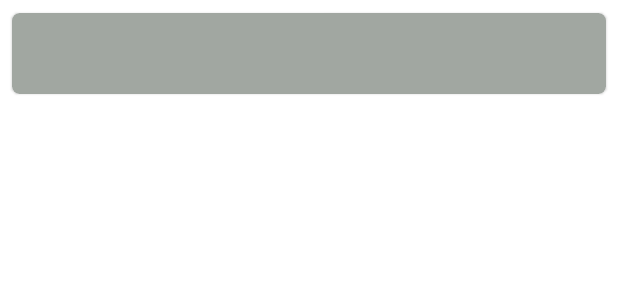
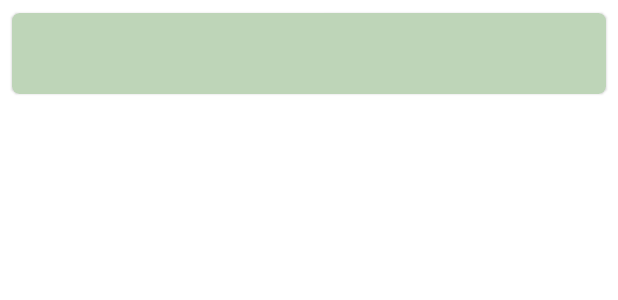
Before and after one commit to hgarciaalberto/GroupFilmManager, an Android app: the layout movie_list_item.xml on its own in the app's theme, with its tools: preview values and no code run, on a phone screen of 412 x 824 dp. Shown: the top 300 px of the screen. Run offline under Robolectric (Android 15) with nearby library versions, the phone set to English and light mode, and no system bars.

```diff
--- a/app/build.gradle
+++ b/app/build.gradle
@@ -14,7 +14,7 @@ android {
         minSdkVersion project.minSdkVersion
         targetSdkVersion project.targetSdkVersion
         versionCode 1
-        versionName "0.0.1"
+        versionName "0.1.0"
         testInstrumentationRunner "androidx.test.runner.AndroidJUnitRunner"
     }
 
--- a/app/src/main/java/com/ahgitdevelopment/groupfilmmanager/base/BaseApplication.kt
+++ b/app/src/main/java/com/ahgitdevelopment/groupfilmmanager/base/BaseApplication.kt
@@ -7,7 +7,10 @@ import com.ahgitdevelopment.groupfilmmanager.di.DaggerApplicationComponent
 import com.ahgitdevelopment.groupfilmmanager.di.SharedPreferencesModule
 import javax.inject.Inject
 
+
 class BaseApplication : Application() {
+
+    private val TAG = "BaseApplication"
 
     // Instance of the AppComponent that will be used by all the Activities in the project
     private val appComponent: ApplicationComponent by lazy {
--- a/app/src/main/java/com/ahgitdevelopment/groupfilmmanager/ui/moviemanger/ui/addmovie/AddMovieViewModel.kt
+++ b/app/src/main/java/com/ahgitdevelopment/groupfilmmanager/ui/moviemanger/ui/addmovie/AddMovieViewModel.kt
@@ -9,6 +9,7 @@ import com.ahgitdevelopment.groupfilmmanager.common.SingleLiveEvent
 import com.ahgitdevelopment.groupfilmmanager.data.Movie
 import com.ahgitdevelopment.groupfilmmanager.firebase.FirestoreRepository
 import kotlinx.coroutines.launch
+import java.util.*
 
 class AddMovieViewModel(application: Application) : AndroidViewModel(application) {
 
@@ -25,7 +26,7 @@ class AddMovieViewModel(application: Application) : AndroidViewModel(application
 
             if (!movieName.value.isNullOrBlank()) {
                 Movie().apply {
-                    this.name = movieName.value?.trim() ?: ""
+                    this.name = movieName.value?.trim()?.toUpperCase(Locale.getDefault()) ?: ""
                     this.description1 = movieDescription1.value?.trim() ?: ""
                     this.description2 = movieDescription2.value?.trim() ?: ""
                 }.run {
--- a/app/src/main/res/layout/fragment_addmovie.xml
+++ b/app/src/main/res/layout/fragment_addmovie.xml
@@ -30,8 +30,10 @@
             <com.google.android.material.textfield.TextInputEditText
                 android:layout_width="match_parent"
                 android:layout_height="wrap_content"
+                android:inputType="textCapCharacters"
                 android:hint="@string/movie_name"
-                android:text="@={viewModel.movieName}" />
+                android:text="@={viewModel.movieName}"
+                android:textAllCaps="true" />
         </com.google.android.material.textfield.TextInputLayout>
 
         <com.google.android.material.textfield.TextInputLayout
--- a/app/src/main/res/layout/movie_list_item.xml
+++ b/app/src/main/res/layout/movie_list_item.xml
@@ -1,14 +1,39 @@
 <?xml version="1.0" encoding="utf-8"?>
 
-<com.google.android.material.card.MaterialCardView xmlns:android="http://schemas.android.com/apk/res/android"
+<androidx.constraintlayout.widget.ConstraintLayout xmlns:android="http://schemas.android.com/apk/res/android"
     xmlns:app="http://schemas.android.com/apk/res-auto"
     android:layout_width="match_parent"
+    android:layout_height="wrap_content">
+
+    <ImageView
+        android:id="@+id/deleteIcon"
+        android:layout_width="32dp"
+        android:layout_height="32dp"
+        android:tint="@android:color/holo_red_light"
+        android:visibility="gone"
+        app:layout_constraintBottom_toBottomOf="@+id/materialCardView"
+        app:layout_constraintEnd_toStartOf="@+id/materialCardView"
+        app:layout_constraintHorizontal_chainStyle="spread"
+        app:layout_constraintStart_toStartOf="parent"
+        app:layout_constraintTop_toTopOf="@+id/materialCardView"
+        app:srcCompat="@drawable/ic_delete_black_24dp" />
+
+    <com.google.android.material.card.MaterialCardView
+        android:id="@+id/materialCardView"
+        android:layout_width="0dp"
         android:layout_height="wrap_content"
         android:layout_margin="4dp"
+        android:layout_marginEnd="4dp"
         android:elevation="3dp"
-    app:cardBackgroundColor="#A1A7A1"
+        android:minHeight="60dp"
+        app:cardBackgroundColor="@color/movie_item_background_color"
         app:cardCornerRadius="5dp"
-    app:cardUseCompatPadding="true">
+        app:cardUseCompatPadding="true"
+        app:layout_constraintEnd_toEndOf="parent"
+        app:layout_constraintHorizontal_chainStyle="spread"
+        app:layout_constraintStart_toEndOf="@+id/deleteIcon"
+        app:layout_constraintTop_toTopOf="parent"
+        app:layout_constraintVertical_chainStyle="spread">
 
         <androidx.constraintlayout.widget.ConstraintLayout
             android:layout_width="match_parent"
@@ -18,9 +43,7 @@
                 android:id="@+id/title"
                 android:layout_width="match_parent"
                 android:layout_height="wrap_content"
-            android:layout_marginStart="8dp"
                 android:layout_marginTop="2dp"
-            android:layout_marginEnd="8dp"
                 android:gravity="center"
                 android:textAllCaps="true"
                 android:textSize="18sp"
@@ -34,9 +57,7 @@
                 android:id="@+id/infoLayout"
                 android:layout_width="match_parent"
                 android:layout_height="wrap_content"
-            android:layout_marginStart="8dp"
                 android:layout_marginTop="8dp"
-            android:layout_marginEnd="8dp"
                 android:orientation="horizontal"
                 android:weightSum="2"
                 app:layout_constraintEnd_toEndOf="parent"
@@ -63,13 +84,15 @@
                 android:layout_width="match_parent"
                 android:layout_height="wrap_content"
                 android:gravity="center"
+                android:visibility="gone"
                 app:layout_behavior="@string/appbar_scrolling_view_behavior"
                 app:layout_constraintBottom_toBottomOf="parent"
                 app:layout_constraintEnd_toEndOf="parent"
                 app:layout_constraintStart_toStartOf="parent"
                 app:layout_constraintTop_toBottomOf="@+id/infoLayout" />
 
-
         </androidx.constraintlayout.widget.ConstraintLayout>
 
     </com.google.android.material.card.MaterialCardView>
+
+</androidx.constraintlayout.widget.ConstraintLayout>
--- a/app/src/main/res/menu/movie_manager_menu.xml
+++ b/app/src/main/res/menu/movie_manager_menu.xml
@@ -6,6 +6,7 @@
         android:id="@+id/menuSearch"
         android:icon="@drawable/ic_search_black_24dp"
         android:title="@android:string/search_go"
+        app:actionViewClass="androidx.appcompat.widget.SearchView"
         app:showAsAction="always" />
 
     <item
--- a/app/src/main/res/navigation/mobile_navigation.xml
+++ b/app/src/main/res/navigation/mobile_navigation.xml
@@ -10,6 +10,10 @@
         android:name="com.ahgitdevelopment.groupfilmmanager.ui.moviemanger.ui.movies.MoviesFragment"
         android:label="@string/title_movies"
         tools:layout="@layout/fragment_movies">
+        <argument
+            android:name="isFavourite"
+            android:defaultValue="false"
+            app:argType="boolean" />
         <action
             android:id="@+id/action_navigation_home_to_navigation_addMovie"
             app:destination="@id/navigation_addMovie"
--- a/app/src/main/res/values/colors.xml
+++ b/app/src/main/res/values/colors.xml
@@ -3,4 +3,6 @@
     <color name="colorPrimary">#2196F3</color>
     <color name="colorPrimaryDark">#00574B</color>
     <color name="colorAccent">#D81B60</color>
+
+    <color name="movie_item_background_color">#BED5B8</color>
 </resources>
```
Also changed, not shown: app/src/main/java/com/ahgitdevelopment/groupfilmmanager/firebase/FirestoreRepository.kt (+31 -8 lines), app/src/main/java/com/ahgitdevelopment/groupfilmmanager/ui/moviemanger/MovieManagerActivity.kt (+0 -7 lines), app/src/main/java/com/ahgitdevelopment/groupfilmmanager/ui/moviemanger/ui/movies/MovieRecyclerAdapter.kt (+10 -4 lines), app/src/main/java/com/ahgitdevelopment/groupfilmmanager/ui/moviemanger/ui/movies/MoviesFragment.kt (+113 -23 lines), app/src/main/java/com/ahgitdevelopment/groupfilmmanager/ui/moviemanger/ui/movies/MoviesViewModel.kt (+52 -7 lines). Lines whose indentation alone changed are shown as unchanged.
